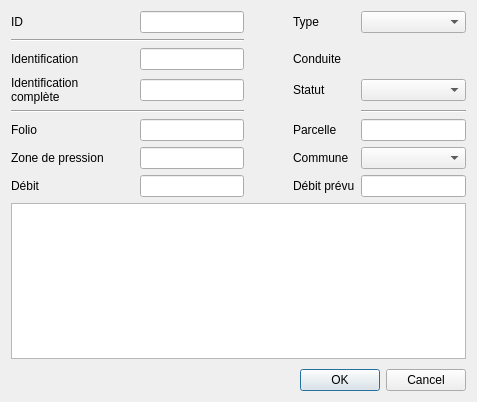
First picture: the form in qgis-project/ui_forms/subscriber.ui, repository qwat/QWAT, before the edit.
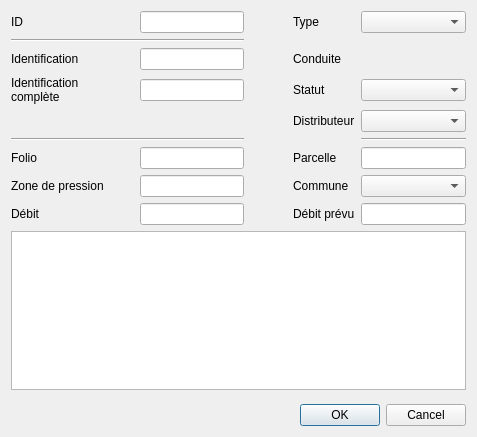
Second picture: the form after the edit. Custom widgets are drawn as their Qt base class.

Patch:
```diff
--- a/qgis-project/ui_forms/subscriber.ui
+++ b/qgis-project/ui_forms/subscriber.ui
@@ -7,35 +7,22 @@
     <x>0</x>
     <y>0</y>
     <width>477</width>
-    <height>402</height>
+    <height>437</height>
    </rect>
   </property>
   <property name="windowTitle">
    <string>Abonné</string>
   </property>
   <layout class="QGridLayout" name="gridLayout">
-   <item row="9" column="5">
-    <widget class="QLineEdit" name="flow_planned"/>
-   </item>
-   <item row="1" column="0" colspan="3">
-    <widget class="Line" name="line_2">
-     <property name="orientation">
-      <enum>Qt::Horizontal</enum>
-     </property>
-    </widget>
-   </item>
-   <item row="0" column="5">
-    <widget class="QComboBox" name="fk_type"/>
-   </item>
-   <item row="7" column="0">
+   <item row="11" column="0">
     <widget class="QLabel" name="label_9">
      <property name="text">
       <string>Zone de pression</string>
      </property>
     </widget>
    </item>
-   <item row="7" column="5">
-    <widget class="QComboBox" name="fk_district"/>
+   <item row="10" column="5">
+    <widget class="QLineEdit" name="parcel"/>
    </item>
    <item row="4" column="4">
     <widget class="QLabel" name="label_3">
@@ -44,19 +31,28 @@
      </property>
     </widget>
    </item>
-   <item row="2" column="0">
-    <widget class="QLabel" name="label_5">
-     <property name="text">
-      <string>Identification</string>
+   <item row="7" column="5">
+    <widget class="Line" name="line_3">
+     <property name="orientation">
+      <enum>Qt::Horizontal</enum>
      </property>
     </widget>
    </item>
-   <item row="0" column="4">
-    <widget class="QLabel" name="label_2">
-     <property name="text">
-      <string>Type</string>
+   <item row="11" column="2">
+    <widget class="QLineEdit" name="_pressurezone"/>
+   </item>
+   <item row="16" column="2">
+    <spacer name="verticalSpacer">
+     <property name="orientation">
+      <enum>Qt::Vertical</enum>
      </property>
-    </widget>
+     <property name="sizeHint" stdset="0">
+      <size>
+       <width>20</width>
+       <height>40</height>
+      </size>
+     </property>
+    </spacer>
    </item>
    <item row="4" column="5">
     <widget class="QComboBox" name="fk_status"/>
@@ -77,73 +73,24 @@
      </property>
     </spacer>
    </item>
-   <item row="6" column="5">
-    <widget class="QLineEdit" name="parcel"/>
+   <item row="0" column="5">
+    <widget class="QComboBox" name="fk_subscriber_type"/>
    </item>
-   <item row="5" column="5">
-    <widget class="Line" name="line_3">
+   <item row="1" column="0" colspan="3">
+    <widget class="Line" name="line_2">
      <property name="orientation">
       <enum>Qt::Horizontal</enum>
      </property>
     </widget>
    </item>
-   <item row="2" column="5">
-    <widget class="QgsRelationReferenceWidget" name="fk_pipe"/>
-   </item>
-   <item row="7" column="2">
-    <widget class="QLineEdit" name="_pressurezone"/>
-   </item>
-   <item row="12" column="2">
-    <spacer name="verticalSpacer">
-     <property name="orientation">
-      <enum>Qt::Vertical</enum>
-     </property>
-     <property name="sizeHint" stdset="0">
-      <size>
-       <width>20</width>
-       <height>40</height>
-      </size>
-     </property>
-    </spacer>
-   </item>
-   <item row="9" column="2">
-    <widget class="QLineEdit" name="flow_current"/>
-   </item>
-   <item row="6" column="4">
-    <widget class="QLabel" name="label_7">
-     <property name="text">
-      <string>Parcelle</string>
-     </property>
-    </widget>
-   </item>
-   <item row="0" column="2">
-    <widget class="QLineEdit" name="id">
-     <property name="enabled">
-      <bool>true</bool>
-     </property>
-     <property name="readOnly">
-      <bool>true</bool>
-     </property>
-    </widget>
-   </item>
-   <item row="6" column="2">
-    <widget class="QLineEdit" name="_printmaps"/>
-   </item>
-   <item row="6" column="0">
-    <widget class="QLabel" name="label_10">
-     <property name="text">
-      <string>Folio</string>
-     </property>
-    </widget>
-   </item>
-   <item row="7" column="4">
+   <item row="11" column="4">
     <widget class="QLabel" name="label_8">
      <property name="text">
       <string>Commune</string>
      </property>
     </widget>
    </item>
-   <item row="14" column="0" colspan="6">
+   <item row="18" column="0" colspan="6">
     <widget class="QDialogButtonBox" name="buttonBox">
      <property name="orientation">
       <enum>Qt::Horizontal</enum>
@@ -176,10 +123,10 @@
      </property>
     </widget>
    </item>
-   <item row="11" column="0" colspan="6">
+   <item row="15" column="0" colspan="6">
     <widget class="QPlainTextEdit" name="remark"/>
    </item>
-   <item row="5" column="0" colspan="3">
+   <item row="7" column="0" colspan="3">
     <widget class="Line" name="line">
      <property name="orientation">
       <enum>Qt::Horizontal</enum>
@@ -193,20 +140,83 @@
      </property>
     </widget>
    </item>
-   <item row="9" column="0">
+   <item row="13" column="0">
     <widget class="QLabel" name="label_11">
      <property name="text">
       <string>Débit</string>
      </property>
     </widget>
    </item>
-   <item row="9" column="4">
+   <item row="13" column="4">
     <widget class="QLabel" name="label_12">
      <property name="text">
       <string>Débit prévu</string>
      </property>
     </widget>
    </item>
+   <item row="11" column="5">
+    <widget class="QComboBox" name="fk_district"/>
+   </item>
+   <item row="0" column="4">
+    <widget class="QLabel" name="label_2">
+     <property name="text">
+      <string>Type</string>
+     </property>
+    </widget>
+   </item>
+   <item row="2" column="5">
+    <widget class="QgsRelationReferenceWidget" name="fk_pipe"/>
+   </item>
+   <item row="13" column="5">
+    <widget class="QLineEdit" name="flow_planned"/>
+   </item>
+   <item row="2" column="0">
+    <widget class="QLabel" name="label_5">
+     <property name="text">
+      <string>Identification</string>
+     </property>
+    </widget>
+   </item>
+   <item row="13" column="2">
+    <widget class="QLineEdit" name="flow_current"/>
+   </item>
+   <item row="10" column="4">
+    <widget class="QLabel" name="label_7">
+     <property name="text">
+      <string>Parcelle</string>
+     </property>
+    </widget>
+   </item>
+   <item row="0" column="2">
+    <widget class="QLineEdit" name="id">
+     <property name="enabled">
+      <bool>true</bool>
+     </property>
+     <property name="readOnly">
+      <bool>true</bool>
+     </property>
+    </widget>
+   </item>
+   <item row="10" column="2">
+    <widget class="QLineEdit" name="_printmaps"/>
+   </item>
+   <item row="10" column="0">
+    <widget class="QLabel" name="label_10">
+     <property name="text">
+      <string>Folio</string>
+     </property>
+    </widget>
+   </item>
+   <item row="5" column="5">
+    <widget class="QComboBox" name="fk_distributor"/>
+   </item>
+   <item row="5" column="4">
+    <widget class="QLabel" name="label_13">
+     <property name="text">
+      <string>Distributeur</string>
+     </property>
+    </widget>
+   </item>
   </layout>
  </widget>
  <customwidgets>
```
